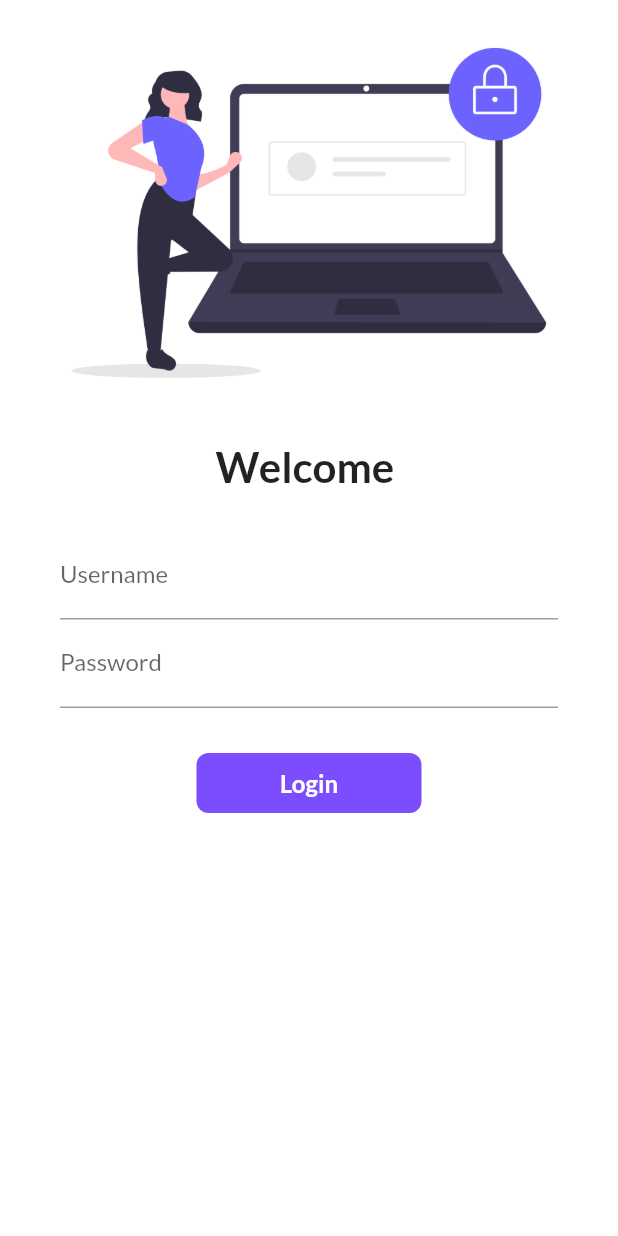
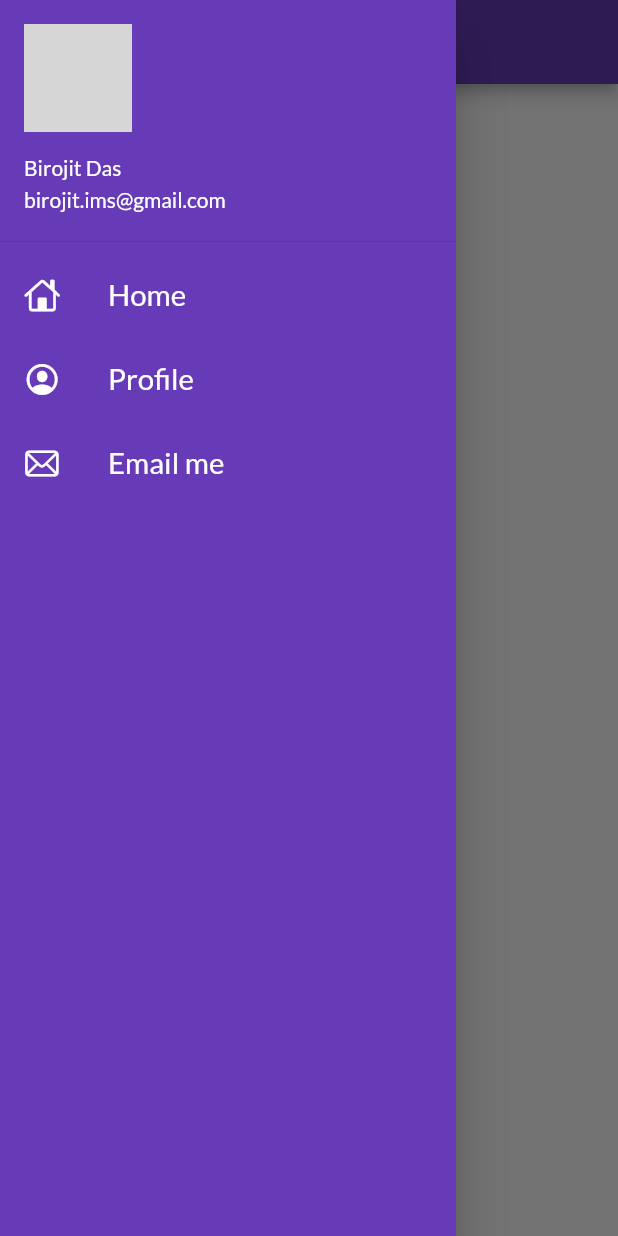
Before and after one commit to Birojitdas/flutterfirstproject, a Flutter app: the screen it shows after launch, with the side drawer open (before the commit the screen has no drawer), on a phone screen of 412 x 824 dp. Run offline on Flutter 3.47's test engine with Material 2 defaults, Android fonts, the phone set to English and light mode, and no system bars; our stand-ins replace google_fonts; network calls fail; grey boxes are pictures that could not be loaded.

Commit message:
day3 completed

```diff
--- a/intro/lib/main.dart
+++ b/intro/lib/main.dart
@@ -19,7 +19,7 @@ class MyApp extends StatelessWidget {
         primarySwatch: Colors.deepPurple,
         fontFamily: GoogleFonts.lato().fontFamily,
       ),
-      initialRoute: "/login",
+      initialRoute: MyRoutes.homeRoute,
       routes: {
         "/": (context) => Homepage(),
         MyRoutes.homeRoute: (context) => Homepage(),
--- a/intro/lib/pages/home_page.dart
+++ b/intro/lib/pages/home_page.dart
@@ -1,4 +1,5 @@
 import 'package:flutter/material.dart';
+import 'package:intro/widgets/drawer.dart';
 
 class Homepage extends StatelessWidget {
   const Homepage({Key? key}) : super(key: key);
@@ -15,7 +16,7 @@ class Homepage extends StatelessWidget {
           child: Text("Welcome to $name"),
         ),
       ),
-      drawer: Drawer(),
+      drawer: MyDrawer(),
     );
   }
 }
--- /dev/null
+++ b/intro/lib/widgets/drawer.dart
@@ -0,0 +1,65 @@
+import 'package:flutter/cupertino.dart';
+import 'package:flutter/material.dart';
+
+class MyDrawer extends StatelessWidget {
+  const MyDrawer({Key? key}) : super(key: key);
+
+  @override
+  Widget build(BuildContext context) {
+    final imageUrl =
+        "https://pbs.twimg.com/profile_images/1152077675944534016/DGuGe9gO_400x400.jpg";
+    return Drawer(
+      child: Container(
+        color: Colors.deepPurple,
+        child: ListView(
+          children: [
+            DrawerHeader(
+              padding: EdgeInsets.zero,
+              child: UserAccountsDrawerHeader(
+                margin: EdgeInsets.zero,
+                accountName: Text("Birojit Das"),
+                accountEmail: Text("birojit.ims@gmail.com"),
+                currentAccountPicture: CircleAvatar(
+                  backgroundImage: NetworkImage(imageUrl),
+                ),
+              ),
+            ),
+            ListTile(
+              leading: Icon(
+                CupertinoIcons.home,
+                color: Colors.white,
+              ),
+              title: Text(
+                "Home",
+                textScaleFactor: 1.4,
+                style: TextStyle(color: Colors.white),
+              ),
+            ),
+            ListTile(
+              leading: Icon(
+                CupertinoIcons.profile_circled,
+                color: Colors.white,
+              ),
+              title: Text(
+                "Profile",
+                textScaleFactor: 1.4,
+                style: TextStyle(color: Colors.white),
+              ),
+            ),
+            ListTile(
+              leading: Icon(
+                CupertinoIcons.mail,
+                color: Colors.white,
+              ),
+              title: Text(
+                "Email me",
+                textScaleFactor: 1.4,
+                style: TextStyle(color: Colors.white),
+              ),
+            )
+          ],
+        ),
+      ),
+    );
+  }
+}
```
Also changed, not shown: intro/lib/pages/login_page.dart (+43 -24 lines), intro/assets/images/hey.png (added).
